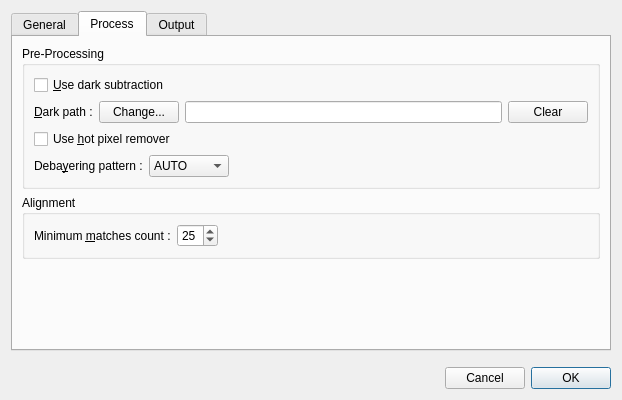
Qt form src/als/ui/prefs_ui.ui (gehelem/als) before a commit.
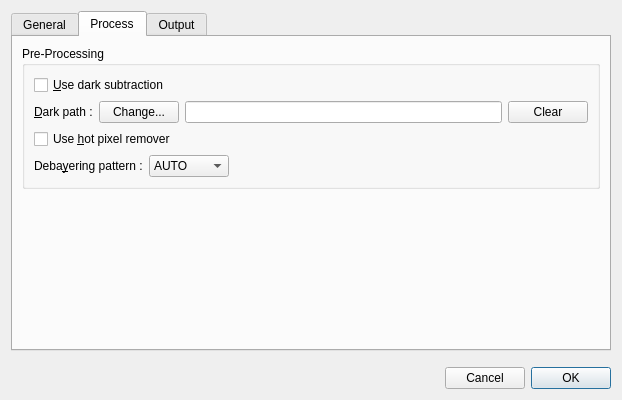
The same form after that commit. The open tabs and pages were chosen to show the change.

Commit message: Move align match threshold control from prefs to main controls dock

Diff of the .ui file:
```diff
--- a/src/als/ui/prefs_ui.ui
+++ b/src/als/ui/prefs_ui.ui
@@ -349,61 +349,6 @@
          </layout>
         </widget>
        </item>
-       <item>
-        <widget class="QGroupBox" name="groupBox_3">
-         <property name="title">
-          <string>Alignment</string>
-         </property>
-         <layout class="QHBoxLayout" name="horizontalLayout_4">
-          <item>
-           <layout class="QGridLayout" name="gridLayout">
-            <item row="0" column="0">
-             <widget class="QLabel" name="lbl_minimum_match_count">
-              <property name="text">
-               <string>Minimum &amp;matches count :</string>
-              </property>
-              <property name="textFormat">
-               <enum>Qt::AutoText</enum>
-              </property>
-              <property name="buddy">
-               <cstring>spn_minimum_match_count</cstring>
-              </property>
-             </widget>
-            </item>
-            <item row="0" column="1">
-             <widget class="QSpinBox" name="spn_minimum_match_count">
-              <property name="minimumSize">
-               <size>
-                <width>0</width>
-                <height>0</height>
-               </size>
-              </property>
-              <property name="minimum">
-               <number>5</number>
-              </property>
-              <property name="value">
-               <number>25</number>
-              </property>
-             </widget>
-            </item>
-            <item row="0" column="2">
-             <spacer name="horizontalSpacer_3">
-              <property name="orientation">
-               <enum>Qt::Horizontal</enum>
-              </property>
-              <property name="sizeHint" stdset="0">
-               <size>
-                <width>160</width>
-                <height>20</height>
-               </size>
-              </property>
-             </spacer>
-            </item>
-           </layout>
-          </item>
-         </layout>
-        </widget>
-       </item>
        <item>
         <spacer name="verticalSpacer_2">
          <property name="orientation">
```
The commit also changes 3 other files.
